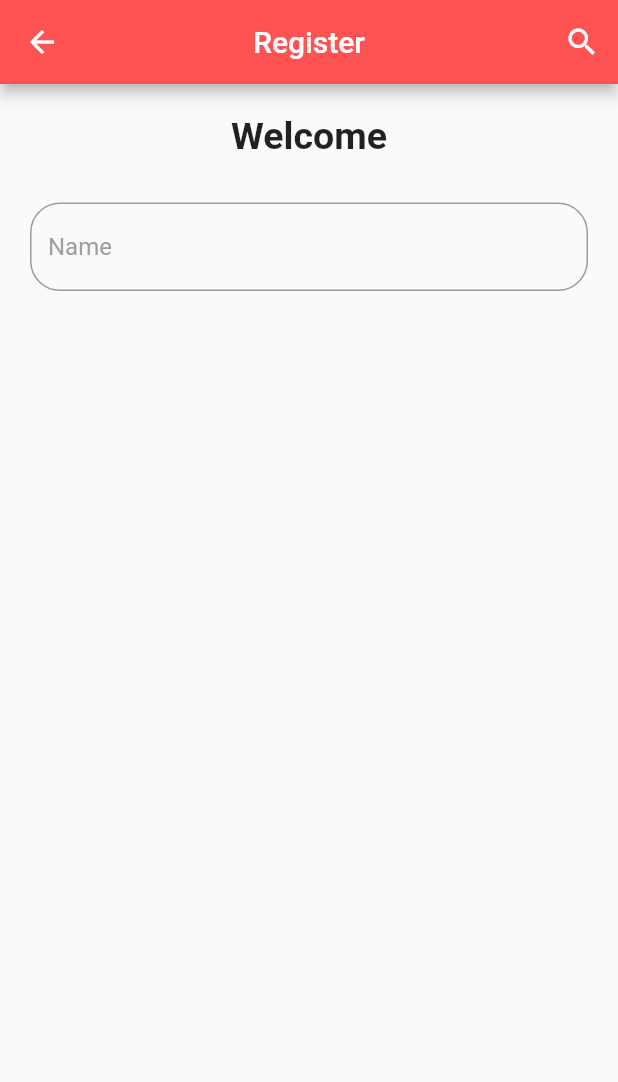
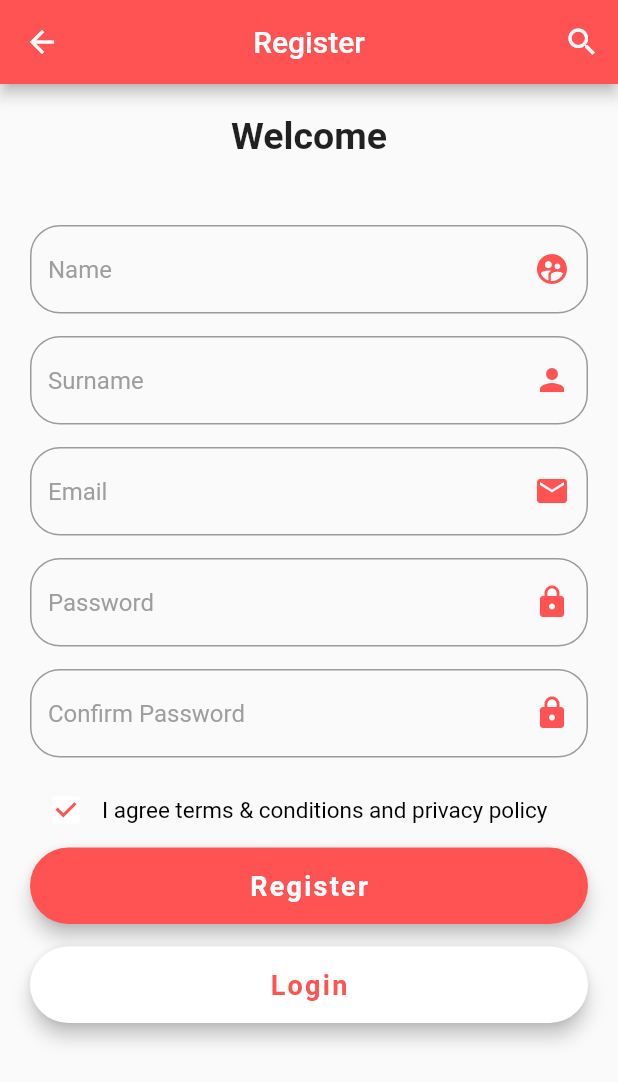
Before and after one commit to vedatbilaloglu/login, a Flutter app: the screen it shows after launch, on a phone screen of 412 x 824 dp. Shown: the top 1082 px of the screen. Run offline on Flutter 3.47's test engine with Material 2 defaults, Android fonts, the phone set to English and light mode, and no system bars; Roboto replaces fonts that are missing (OpenSans).

Commit message:
new commit

```diff
--- a/login/lib/main.dart
+++ b/login/lib/main.dart
@@ -1,4 +1,5 @@
 import 'package:flutter/material.dart';
+import 'package:flutter/services.dart';
 
 void main() => runApp(App());
 
@@ -52,23 +53,22 @@ class _LoginPageState extends State<LoginPage> {
               ),
               textAlign: TextAlign.left,
             ),
-            SizedBox(height: 30.0,),
-            TextField(
-      decoration: InputDecoration(
-        border: OutlineInputBorder(
-          borderSide: BorderSide(
-            color: Colors.black,
-          ),
-          borderRadius: BorderRadius.circular(20.0),
-        ),
-         //icon: sendIcon,
-        hintText: 'Name',
-        hintStyle: TextStyle(
-          color: Colors.grey,
-          fontSize: 16.0,
-        ),
-      ),
-    ),
+            SizedBox(height: 45.0,),
+            buildTextField(),
+            SizedBox(height: 15.0,),
+            buildTextField1(),
+            SizedBox(height: 15.0,),
+            buildTextField2(),
+            SizedBox(height: 15.0,),
+            buildTextField3(),
+            SizedBox(height: 15.0,),
+            buildTextField4(),
+            SizedBox(height: 25.0,),
+            _buildRememberMeCheckbox(),
+            SizedBox(height: 15.0,),
+            _buildRegisterBtn(),
+            SizedBox(height: 15.0,),
+            _buildLoginBtn(),
           ],
         ),
       ),
@@ -83,6 +83,10 @@ class _LoginPageState extends State<LoginPage> {
           ),
           borderRadius: BorderRadius.circular(20.0),
         ),
+        suffixIcon: Icon(
+          Icons.supervised_user_circle,
+          color: Colors.redAccent,
+          ),
          //icon: sendIcon,
         hintText: 'Name',
         hintStyle: TextStyle(
@@ -96,12 +100,15 @@ class _LoginPageState extends State<LoginPage> {
     return TextField(
       decoration: InputDecoration(
          //icon: sendIcon,
-        hintText: 'Name',
+        hintText: 'Surname',
         hintStyle: TextStyle(
           color: Colors.grey,
           fontSize: 16.0,
         ),
-
+        suffixIcon: Icon(
+          Icons.person,
+          color: Colors.redAccent,
+        ),
         border: OutlineInputBorder(
           borderRadius: BorderRadius.circular(20.0),
         ),
@@ -112,12 +119,15 @@ class _LoginPageState extends State<LoginPage> {
     return TextField(
       decoration: InputDecoration(
          //icon: sendIcon,
-        hintText: 'Name',
+        hintText: 'Email',
         hintStyle: TextStyle(
           color: Colors.grey,
           fontSize: 16.0,
         ),
-
+        suffixIcon: Icon(
+          Icons.email,
+          color: Colors.redAccent,
+        ),
         border: OutlineInputBorder(
           borderRadius: BorderRadius.circular(20.0),
         ),
@@ -128,12 +138,15 @@ class _LoginPageState extends State<LoginPage> {
     return TextField(
       decoration: InputDecoration(
          //icon: sendIcon,
-        hintText: 'Name',
+        hintText: 'Password',
         hintStyle: TextStyle(
           color: Colors.grey,
           fontSize: 16.0,
         ),
-
+        suffixIcon: Icon(
+          Icons.lock,
+          color: Colors.redAccent,
+          ),
         border: OutlineInputBorder(
           borderRadius: BorderRadius.circular(20.0),
         ),
@@ -144,12 +157,15 @@ class _LoginPageState extends State<LoginPage> {
     return TextField(
       decoration: InputDecoration(
          //icon: sendIcon,
-        hintText: 'Name',
+        hintText: 'Confirm Password',
         hintStyle: TextStyle(
           color: Colors.grey,
           fontSize: 16.0,
         ),
-
+        suffixIcon: Icon(
+          Icons.lock,
+          color: Colors.redAccent,
+          ),
         border: OutlineInputBorder(
           borderRadius: BorderRadius.circular(20.0),
         ),
@@ -157,3 +173,80 @@ class _LoginPageState extends State<LoginPage> {
     );
   }
 }
+Widget _buildRememberMeCheckbox() {
+    return Container(
+      height: 20.0,
+      child: Row(
+        children: <Widget>[
+          Theme(
+            data: ThemeData(unselectedWidgetColor: Colors.white),
+            child: Checkbox(
+              value: true,
+              checkColor: Colors.redAccent,
+              activeColor: Colors.white,
+              onChanged: (value){
+                value = false;
+              },
+            ),
+          ),
+          Text(
+            'I agree terms & conditions and privacy policy',
+            style: TextStyle(
+              fontSize: 15.0,
+              color: Colors.black,
+            ),
+          ),
+        ],
+      ),
+    );
+  }
+
+  Widget _buildRegisterBtn() {
+    return Container(
+      width: double.infinity,
+      child: RaisedButton(
+        elevation: 5.0,
+        onPressed: () => print('Login Button Pressed'),
+        padding: EdgeInsets.all(15.0),
+        shape: RoundedRectangleBorder(
+          borderRadius: BorderRadius.circular(30.0),
+        ),
+        color: Colors.redAccent,
+        child: Text(
+          'Register',
+          style: TextStyle(
+            color: Colors.white,
+            letterSpacing: 1.5,
+            fontSize: 18.0,
+            fontWeight: FontWeight.bold,
+            fontFamily: 'OpenSans',
+          ),
+        ),
+      ),
+    );
+  }
+
+  Widget _buildLoginBtn() {
+    return Container(
+      width: double.infinity,
+      child: RaisedButton(
+        elevation: 5.0,
+        onPressed: () => print('Login Button Pressed'),
+        padding: EdgeInsets.all(15.0),
+        shape: RoundedRectangleBorder(
+          borderRadius: BorderRadius.circular(30.0),
+        ),
+        color: Colors.white,
+        child: Text(
+          'Login',
+          style: TextStyle(
+            color: Colors.redAccent,
+            letterSpacing: 1.5,
+            fontSize: 18.0,
+            fontWeight: FontWeight.bold,
+            fontFamily: 'OpenSans',
+          ),
+        ),
+      ),
+    );
+  }
```
